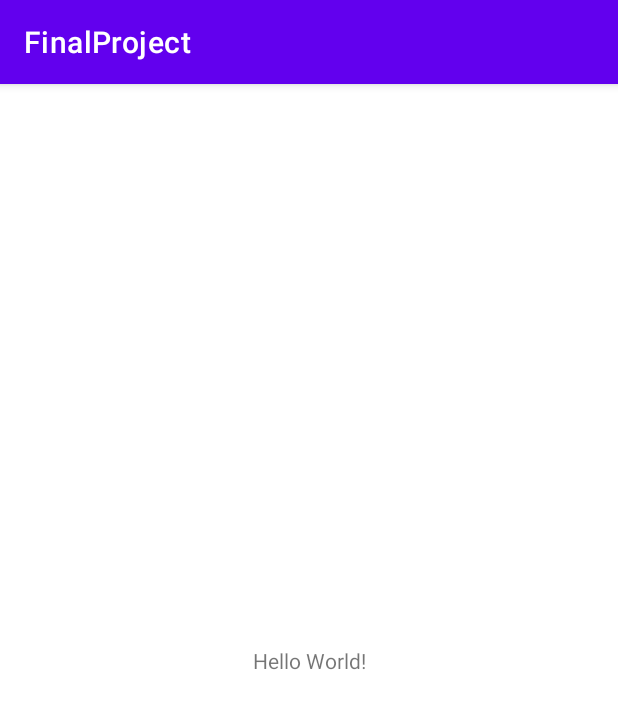
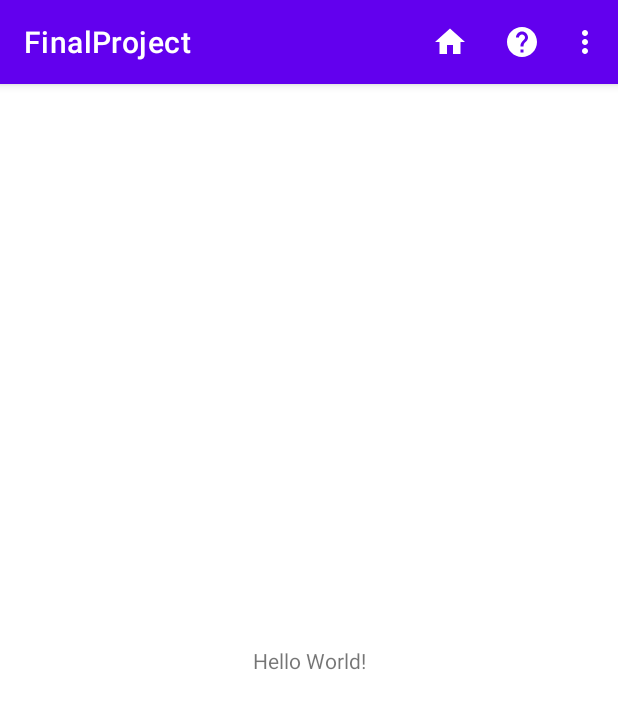
Before and after one commit to PonRajani/CST2335-Final-Project, an Android app: the screen it shows after launch (MainActivity), on a phone screen of 412 x 824 dp. Shown: the top 709 px of the screen. Run offline under Robolectric (Android 15) with nearby library versions, the phone set to English and light mode, and no system bars.

Commit message:
Branch Commit

```diff
--- a/app/src/main/java/com/cst2335/finalproject/MainActivity.java
+++ b/app/src/main/java/com/cst2335/finalproject/MainActivity.java
@@ -1,10 +1,48 @@
 package com.cst2335.finalproject;
 
+import androidx.annotation.NonNull;
+import androidx.appcompat.app.AlertDialog;
 import androidx.appcompat.app.AppCompatActivity;
 
+import android.content.Intent;
 import android.os.Bundle;
+import android.view.Menu;
+import android.view.MenuInflater;
+import android.view.MenuItem;
+
 
 public class MainActivity extends AppCompatActivity {
+
+    @Override
+    public boolean onCreateOptionsMenu(Menu menu) {
+        MenuInflater menuInflater=getMenuInflater();
+        menuInflater.inflate(R.menu.toolbar_menu,menu);
+        return true;
+    }
+
+    @Override
+    public boolean onOptionsItemSelected(@NonNull MenuItem item) {
+        switch (item.getItemId())
+        {
+            case R.id.home_icon:
+                Intent intent=new Intent(this,MainActivity.class);
+                startActivity(intent);
+                break;
+            case R.id.search_icon:
+                Intent intent1=new Intent(this,MainActivity.class);
+                startActivity(intent1);
+                break;
+            case R.id.help_icon:
+                AlertDialog.Builder alertDialog=new AlertDialog.Builder(this);
+                alertDialog.setTitle("Information For User")
+                        .setMessage("Please enter the country name and the date in the form of YYYY_MM_DD then hit search")
+                        .setNeutralButton("Okay",(click, arg)->{});
+                break;
+
+        }
+        return true;
+
+    }
 
     @Override
     protected void onCreate(Bundle savedInstanceState) {
--- /dev/null
+++ b/app/src/main/res/drawable/help_icon.xml
@@ -0,0 +1,11 @@
+<vector xmlns:android="http://schemas.android.com/apk/res/android"
+    android:width="24dp"
+    android:height="24dp"
+    android:viewportWidth="24"
+    android:viewportHeight="24"
+    android:tint="?attr/colorControlNormal"
+    android:autoMirrored="true">
+  <path
+      android:fillColor="@android:color/white"
+      android:pathData="M12,2C6.48,2 2,6.48 2,12s4.48,10 10,10 10,-4.48 10,-10S17.52,2 12,2zM13,19h-2v-2h2v2zM15.07,11.25l-0.9,0.92C13.45,12.9 13,13.5 13,15h-2v-0.5c0,-1.1 0.45,-2.1 1.17,-2.83l1.24,-1.26c0.37,-0.36 0.59,-0.86 0.59,-1.41 0,-1.1 -0.9,-2 -2,-2s-2,0.9 -2,2L8,9c0,-2.21 1.79,-4 4,-4s4,1.79 4,4c0,0.88 -0.36,1.68 -0.93,2.25z"/>
+</vector>
--- /dev/null
+++ b/app/src/main/res/drawable/home_icon.xml
@@ -0,0 +1,10 @@
+<vector xmlns:android="http://schemas.android.com/apk/res/android"
+    android:width="24dp"
+    android:height="24dp"
+    android:viewportWidth="24"
+    android:viewportHeight="24"
+    android:tint="?attr/colorControlNormal">
+  <path
+      android:fillColor="@android:color/white"
+      android:pathData="M10,20v-6h4v6h5v-8h3L12,3 2,12h3v8z"/>
+</vector>
--- /dev/null
+++ b/app/src/main/res/drawable/search_icon.xml
@@ -0,0 +1,10 @@
+<vector xmlns:android="http://schemas.android.com/apk/res/android"
+    android:width="24dp"
+    android:height="24dp"
+    android:viewportWidth="24"
+    android:viewportHeight="24"
+    android:tint="?attr/colorControlNormal">
+  <path
+      android:fillColor="@android:color/white"
+      android:pathData="M15.5,14h-0.79l-0.28,-0.27C15.41,12.59 16,11.11 16,9.5 16,5.91 13.09,3 9.5,3S3,5.91 3,9.5 5.91,16 9.5,16c1.61,0 3.09,-0.59 4.23,-1.57l0.27,0.28v0.79l5,4.99L20.49,19l-4.99,-5zM9.5,14C7.01,14 5,11.99 5,9.5S7.01,5 9.5,5 14,7.01 14,9.5 11.99,14 9.5,14z"/>
+</vector>
--- /dev/null
+++ b/app/src/main/res/drawable/view_history_icon.xml
@@ -0,0 +1,10 @@
+<vector xmlns:android="http://schemas.android.com/apk/res/android"
+    android:width="24dp"
+    android:height="24dp"
+    android:viewportWidth="24"
+    android:viewportHeight="24"
+    android:tint="?attr/colorControlNormal">
+  <path
+      android:fillColor="@android:color/white"
+      android:pathData="M13,3c-4.97,0 -9,4.03 -9,9L1,12l3.89,3.89 0.07,0.14L9,12L6,12c0,-3.87 3.13,-7 7,-7s7,3.13 7,7 -3.13,7 -7,7c-1.93,0 -3.68,-0.79 -4.94,-2.06l-1.42,1.42C8.27,19.99 10.51,21 13,21c4.97,0 9,-4.03 9,-9s-4.03,-9 -9,-9zM12,8v5l4.28,2.54 0.72,-1.21 -3.5,-2.08L13.5,8L12,8z"/>
+</vector>
--- /dev/null
+++ b/app/src/main/res/menu/toolbar_menu.xml
@@ -0,0 +1,26 @@
+<?xml version="1.0" encoding="utf-8"?>
+<menu xmlns:android="http://schemas.android.com/apk/res/android"
+    xmlns:app="http://schemas.android.com/apk/res-auto">
+<item android:id="@+id/home_icon"
+    android:title="Home"
+    android:icon="@drawable/home_icon"
+    app:showAsAction="always"
+    />
+
+    <item android:id="@+id/help_icon"
+        android:title="Help"
+        android:icon="@drawable/help_icon"
+        app:showAsAction="always"
+        />
+    <item android:id="@+id/search_icon"
+        android:title="Search"
+        android:icon="@drawable/search_icon"
+        app:showAsAction="never"
+        />
+    <item android:id="@+id/view_history_icon"
+        android:title="View History"
+        android:icon="@drawable/view_history_icon"
+        app:showAsAction="never"
+        />
+
+</menu>
```
